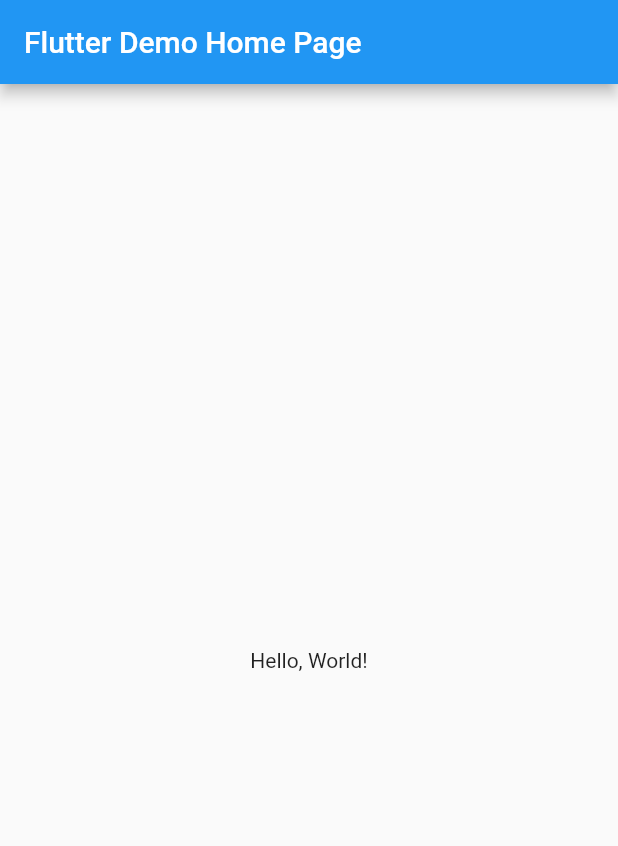
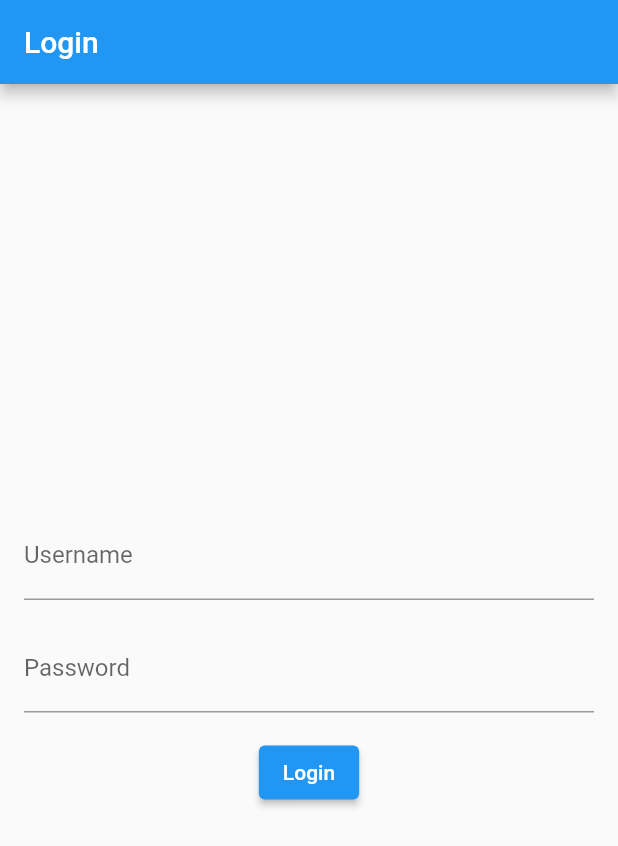
Before and after one commit to AsaruEshada/login_flutter, a Flutter app: the screen it shows after launch, on a phone screen of 412 x 824 dp. Shown: the top 846 px of the screen. Run offline on Flutter 3.47's test engine with Material 2 defaults, Android fonts, the phone set to English and light mode, and no system bars.

Commit message:
loging with username password

```diff
--- a/lib/main.dart
+++ b/lib/main.dart
@@ -1,42 +1,104 @@
+import 'dart:convert';
 import 'package:flutter/material.dart';
+import 'package:http/http.dart' as http;
 
-void main() => runApp(MyApp());
+void main() {
+  runApp(MyApp());
+}
 
 class MyApp extends StatelessWidget {
-  const MyApp({super.key});
-  // This widget is the root of your application.
   @override
   Widget build(BuildContext context) {
     return MaterialApp(
-      // Application name
-      title: 'Flutter Hello World',
-      // Application theme data, you can set the colors for the application as
-      // you want
+      title: 'Login App',
       theme: ThemeData(
         primarySwatch: Colors.blue,
       ),
-      // A widget which will be started on application startup
-      home: MyHomePage(title: 'Flutter Demo Home Page'),
+      home: LoginPage(),
     );
   }
 }
 
-class MyHomePage extends StatelessWidget {
-  final String title;
-  const MyHomePage({super.key, required this.title});
+class LoginPage extends StatefulWidget {
+  @override
+  _LoginPageState createState() => _LoginPageState();
+}
+
+class _LoginPageState extends State<LoginPage> {
+  final TextEditingController _usernameController = TextEditingController();
+  final TextEditingController _passwordController = TextEditingController();
+
+  Future<void> _login() async {
+    final url = 'http://localhost:3000/api/login';
+    final response = await http.post(
+      Uri.parse(url),
+      body: {
+        'username': _usernameController.text,
+        'password': _passwordController.text,
+      },
+    );
+
+    if (response.statusCode == 200) {
+      // Login successful, navigate to the next screen
+      Navigator.push(
+        context,
+        MaterialPageRoute(builder: (context) => HomeScreen()),
+      );
+    } else {
+      // Login failed, show an error message
+      showDialog(
+        context: context,
+        builder: (context) => AlertDialog(
+          title: Text('Login Error'),
+          content: Text('Invalid username or password'),
+          actions: [
+            TextButton(
+              child: Text('OK'),
+              onPressed: () => Navigator.pop(context),
+            ),
+          ],
+        ),
+      );
+    }
+  }
 
   @override
   Widget build(BuildContext context) {
     return Scaffold(
-      appBar: AppBar(
-        // The title text which will be shown on the action bar
-        title: Text(title),
-      ),
-      body: Center(
-        child: Text(
-          'Hello, World!',
+      appBar: AppBar(title: Text('Login')),
+      body: Padding(
+        padding: EdgeInsets.all(16.0),
+        child: Column(
+          mainAxisAlignment: MainAxisAlignment.center,
+          children: [
+            TextField(
+              controller: _usernameController,
+              decoration: InputDecoration(labelText: 'Username'),
+            ),
+            SizedBox(height: 16.0),
+            TextField(
+              controller: _passwordController,
+              decoration: InputDecoration(labelText: 'Password'),
+              obscureText: true,
+            ),
+            SizedBox(height: 16.0),
+            ElevatedButton(
+              onPressed: _login,
+              child: Text('Login'),
+            ),
+          ],
         ),
       ),
     );
   }
 }
+
+class HomeScreen extends StatelessWidget {
+  @override
+  Widget build(BuildContext context) {
+    return Scaffold(
+      appBar: AppBar(title: Text('Home')),
+      body: Center(child: Text('Welcome!')),
+    );
+  }
+}
```
Also changed, not shown: pubspec.yaml (+1 -55 lines).
